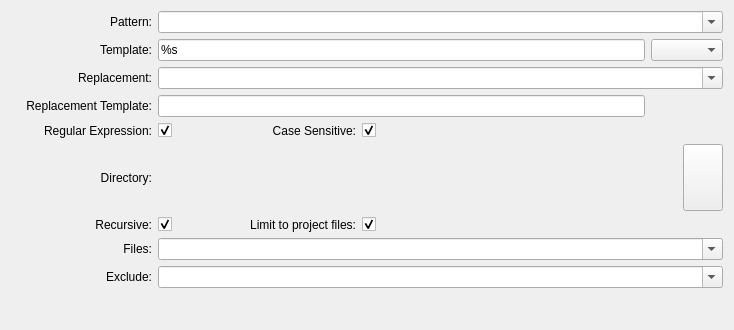
The window that plugins/grepview/grepwidget.ui (KDE/kdevelop) describes before a commit, drawn with Qt 5.
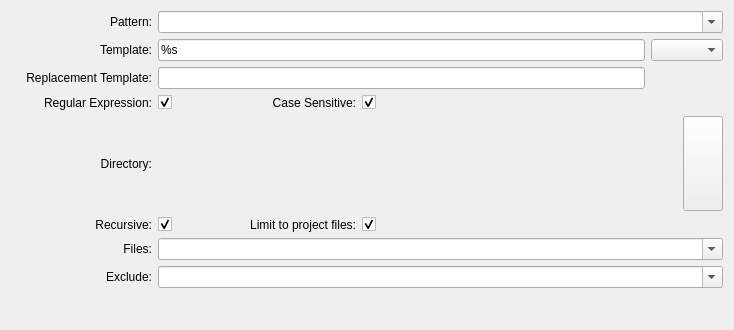
The same window after the commit. Custom widgets are drawn as their Qt base class.

Commit message:
Replacement string is now entered after search
There is no more distinction between find & replace for the search step.
The replacement string is entered after search.

The edit to the form file:
```diff
--- a/plugins/grepview/grepwidget.ui
+++ b/plugins/grepview/grepwidget.ui
@@ -105,7 +105,7 @@
    <item row="1" column="4" colspan="2">
     <widget class="KComboBox" name="templateTypeCombo"/>
    </item>
-   <item row="4" column="0">
+   <item row="3" column="0">
     <widget class="QLabel" name="label_10">
      <property name="text">
       <string>Regular Expression:</string>
@@ -118,7 +118,7 @@
      </property>
     </widget>
    </item>
-   <item row="4" column="1">
+   <item row="3" column="1">
     <widget class="QCheckBox" name="regexCheck">
      <property name="toolTip">
       <string>Enable or disable regular expression.</string>
@@ -131,7 +131,7 @@
      </property>
     </widget>
    </item>
-   <item row="4" column="2">
+   <item row="3" column="2">
     <widget class="QLabel" name="label_11">
      <property name="text">
       <string>Case Sensitive:</string>
@@ -144,7 +144,7 @@
      </property>
     </widget>
    </item>
-   <item row="4" column="3">
+   <item row="3" column="3">
     <widget class="QCheckBox" name="caseSensitiveCheck">
      <property name="sizePolicy">
       <sizepolicy hsizetype="Expanding" vsizetype="Fixed">
@@ -163,7 +163,7 @@
      </property>
     </widget>
    </item>
-   <item row="5" column="0">
+   <item row="4" column="0">
     <widget class="QLabel" name="label_5">
      <property name="text">
       <string>Directory:</string>
@@ -176,7 +176,7 @@
      </property>
     </widget>
    </item>
-   <item row="5" column="1" colspan="4">
+   <item row="4" column="1" colspan="4">
     <widget class="KUrlRequester" name="directoryRequester">
      <property name="sizePolicy">
       <sizepolicy hsizetype="Expanding" vsizetype="Preferred">
@@ -189,7 +189,7 @@
      </property>
     </widget>
    </item>
-   <item row="5" column="5">
+   <item row="4" column="5">
     <widget class="KPushButton" name="syncButton">
      <property name="sizePolicy">
       <sizepolicy hsizetype="Minimum" vsizetype="Minimum">
@@ -202,7 +202,7 @@
      </property>
     </widget>
    </item>
-   <item row="6" column="0">
+   <item row="5" column="0">
     <widget class="QLabel" name="label_6">
      <property name="text">
       <string>Recursive:</string>
@@ -215,7 +215,7 @@
      </property>
     </widget>
    </item>
-   <item row="6" column="1">
+   <item row="5" column="1">
     <widget class="QCheckBox" name="recursiveCheck">
      <property name="text">
       <string/>
@@ -225,7 +225,7 @@
      </property>
     </widget>
    </item>
-   <item row="6" column="2">
+   <item row="5" column="2">
     <widget class="QLabel" name="label_7">
      <property name="text">
       <string>Limit to project files:</string>
@@ -238,7 +238,7 @@
      </property>
     </widget>
    </item>
-   <item row="6" column="3">
+   <item row="5" column="3">
     <widget class="QCheckBox" name="limitToProjectCheck">
      <property name="sizePolicy">
       <sizepolicy hsizetype="Expanding" vsizetype="Fixed">
@@ -254,7 +254,7 @@
      </property>
     </widget>
    </item>
-   <item row="7" column="0">
+   <item row="6" column="0">
     <widget class="QLabel" name="label">
      <property name="text">
       <string>Files:</string>
@@ -267,7 +267,7 @@
      </property>
     </widget>
    </item>
-   <item row="7" column="1" colspan="5">
+   <item row="6" column="1" colspan="5">
     <widget class="KComboBox" name="filesCombo">
      <property name="toolTip">
       <string>Files filter.</string>
@@ -283,7 +283,7 @@
      </property>
     </widget>
    </item>
-   <item row="8" column="0">
+   <item row="7" column="0">
     <widget class="QLabel" name="label_2">
      <property name="text">
       <string>Exclude:</string>
@@ -296,7 +296,7 @@
      </property>
     </widget>
    </item>
-   <item row="8" column="1" colspan="5">
+   <item row="7" column="1" colspan="5">
     <widget class="KComboBox" name="excludeCombo">
      <property name="toolTip">
       <string>Files pattern to exclude</string>
@@ -312,7 +312,7 @@
      </property>
     </widget>
    </item>
-   <item row="9" column="0">
+   <item row="8" column="0">
     <spacer>
      <property name="orientation">
       <enum>Qt::Horizontal</enum>
@@ -328,7 +328,7 @@
      </property>
     </spacer>
    </item>
-   <item row="9" column="1">
+   <item row="8" column="1">
     <spacer>
      <property name="orientation">
       <enum>Qt::Horizontal</enum>
@@ -344,7 +344,7 @@
      </property>
     </spacer>
    </item>
-   <item row="9" column="2">
+   <item row="8" column="2">
     <spacer>
      <property name="orientation">
       <enum>Qt::Horizontal</enum>
@@ -360,7 +360,7 @@
      </property>
     </spacer>
    </item>
-   <item row="9" column="3" colspan="3">
+   <item row="8" column="3" colspan="3">
     <spacer>
      <property name="orientation">
       <enum>Qt::Horizontal</enum>
@@ -376,40 +376,14 @@
      </property>
     </spacer>
    </item>
-   <item row="2" column="0">
-    <widget class="QLabel" name="label_3">
-     <property name="text">
-      <string>Replacement:</string>
-     </property>
-     <property name="alignment">
-      <set>Qt::AlignRight|Qt::AlignTrailing|Qt::AlignVCenter</set>
-     </property>
-     <property name="buddy">
-      <cstring>replacementCombo</cstring>
-     </property>
-    </widget>
-   </item>
-   <item row="2" column="1" colspan="5">
-    <widget class="KComboBox" name="replacementCombo">
-     <property name="toolTip">
-      <string>Enter the replacement pattern.</string>
-     </property>
-     <property name="editable">
-      <bool>true</bool>
-     </property>
-     <property name="autoCompletion">
-      <bool>false</bool>
-     </property>
-    </widget>
-   </item>
-   <item row="3" column="1" colspan="3">
+   <item row="2" column="1" colspan="3">
     <widget class="KLineEdit" name="replacementTemplateEdit">
      <property name="toolTip">
       <string>Enter the replacement template.</string>
      </property>
     </widget>
    </item>
-   <item row="3" column="0">
+   <item row="2" column="0">
     <widget class="QLabel" name="label_4">
      <property name="text">
       <string>Replacement Template:</string>
```
Left out of the diff: 1 changed line with no effect on the pictures. The commit also changes 14 other files.
